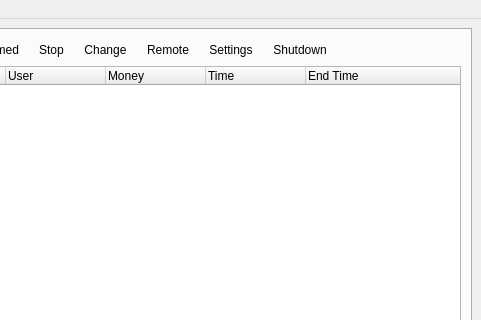
First picture: the form in pykafe/server/mainwindow.ui, repository jnmbk/pykafe, before the edit; both pictures show x 239 to 720 and y 0 to 320 of the 720 by 500 pixel window.
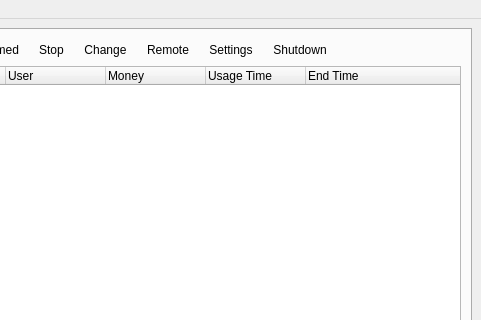
Second picture: the form after the edit. Icons and pictures are not drawn.

The edit to the form file:
```diff
--- a/pykafe/server/mainwindow.ui
+++ b/pykafe/server/mainwindow.ui
@@ -276,7 +276,7 @@
           </column>
           <column>
            <property name="text" >
-            <string>Time</string>
+            <string>Usage Time</string>
            </property>
           </column>
           <column>
```
